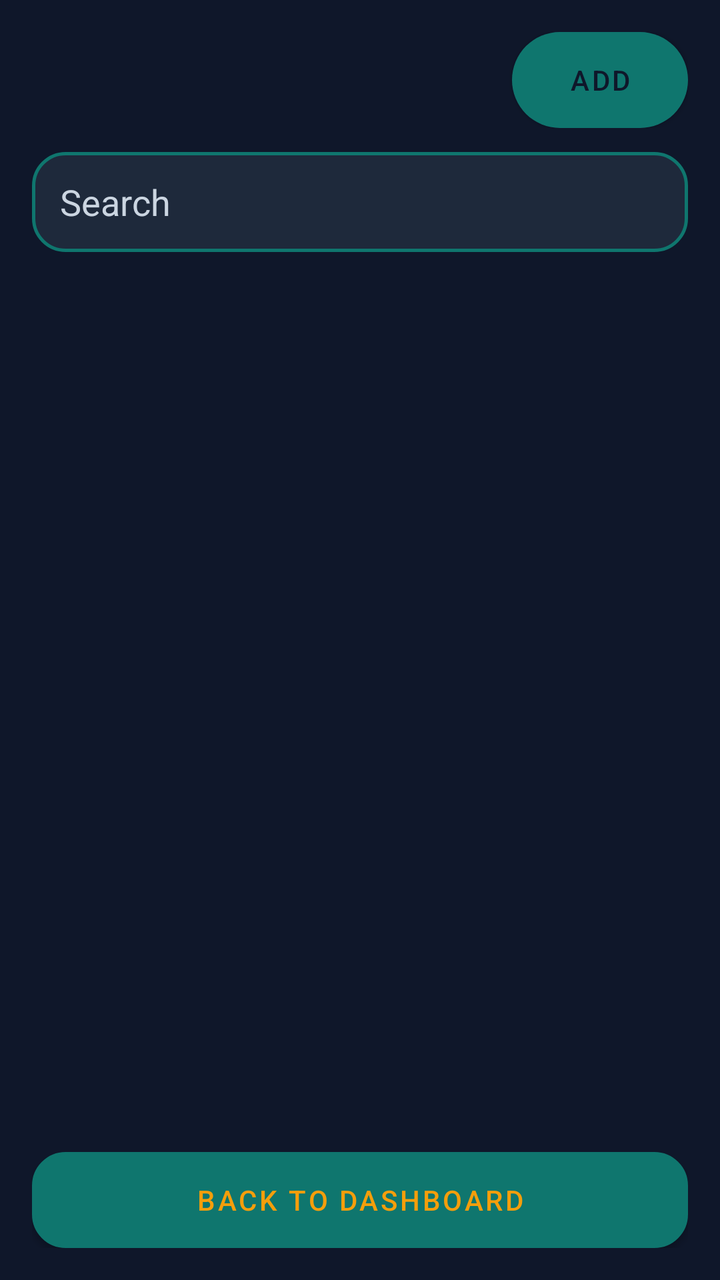
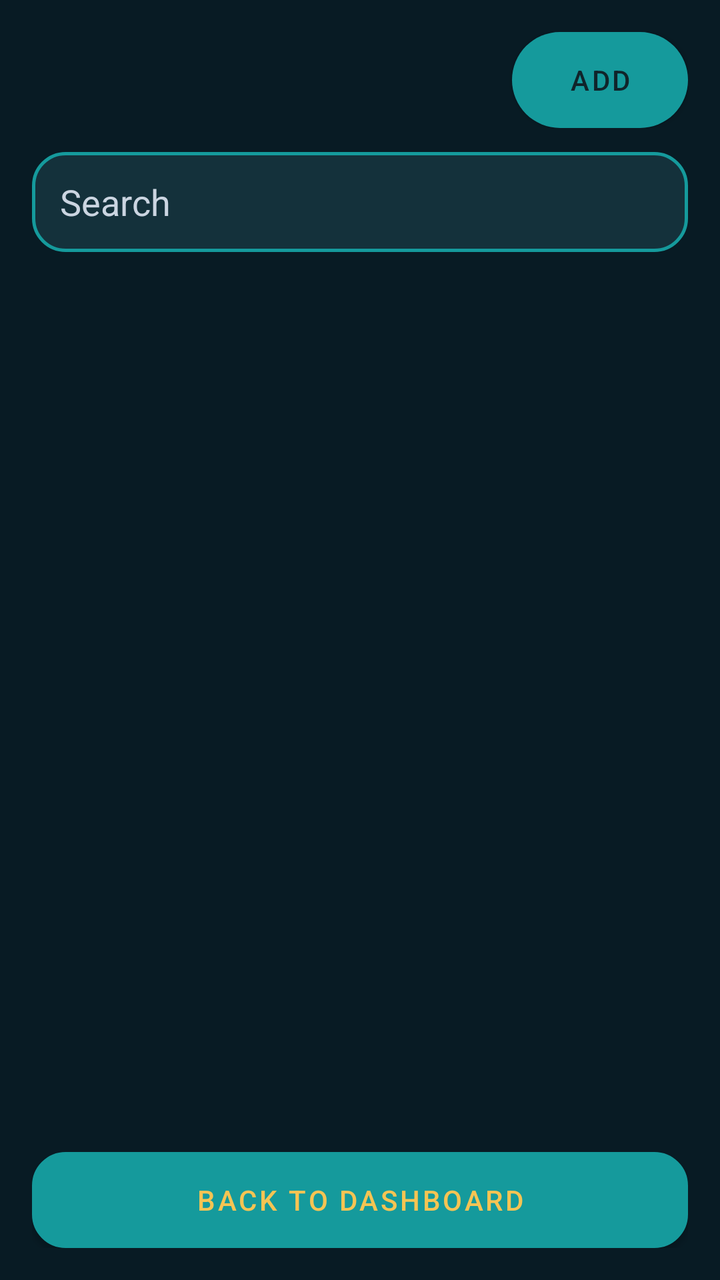

The first picture is an Android layout as it rendered before a commit; the second is the same layout after the commit. The layout source and the unified diff follow.
<!-- AndroidManifest.xml: application theme Theme.JavaGoat -->
<!-- res/layout/activity_admin_list.xml -->
<?xml version="1.0" encoding="utf-8"?>
<LinearLayout xmlns:android="http://schemas.android.com/apk/res/android" android:layout_width="match_parent" android:layout_height="match_parent" android:orientation="vertical" android:padding="16dp" android:background="@color/bg_app">
    <LinearLayout android:layout_width="match_parent" android:layout_height="wrap_content" android:gravity="center_vertical"><TextView android:id="@+id/adminListTitle" android:layout_width="0dp" android:layout_height="wrap_content" android:layout_weight="1" android:textColor="@color/gold" android:textSize="22sp" android:textStyle="bold"/><Button android:id="@+id/adminListAdd" android:layout_width="wrap_content" android:layout_height="wrap_content" android:text="ADD" android:textColor="@color/gold_text_dark" android:background="@drawable/bg_btn_gold"/></LinearLayout>
    <EditText android:id="@+id/adminListSearch" android:layout_width="match_parent" android:layout_height="50dp" android:hint="Search" android:textColor="@color/text_primary" android:textColorHint="@color/text_secondary" android:background="@drawable/bg_input" android:paddingStart="14dp" android:paddingEnd="14dp" android:layout_marginTop="12dp" android:layout_marginBottom="10dp"/>
    <androidx.recyclerview.widget.RecyclerView android:id="@+id/adminRecycler" android:layout_width="match_parent" android:layout_height="0dp" android:layout_weight="1"/>
    <Button android:id="@+id/adminListBack" android:layout_width="match_parent" android:layout_height="48dp" android:text="BACK TO DASHBOARD" android:textColor="@color/gold" android:background="@drawable/bg_btn_outline_red" android:layout_marginTop="10dp"/>
</LinearLayout>
<!-- resources referenced by this layout -->
<resources>
  <color name="bg_app">#0F172A</color>
  <color name="gold">#F59E0B</color>
  <color name="gold_text_dark">#0F172A</color>
  <color name="text_primary">#FFFFFF</color>
  <color name="text_secondary">#CBD5E1</color>
  <!-- drawable bg_btn_gold (drawable) -->
  <shape xmlns:android="http://schemas.android.com/apk/res/android">
      <gradient android:angle="135" android:startColor="#F59E0B" android:endColor="#D97706"/>
      <corners android:radius="28dp"/>
  </shape>
  <!-- drawable bg_btn_outline_red (drawable) -->
  <shape xmlns:android="http://schemas.android.com/apk/res/android">
      <solid android:color="#251243"/>
      <stroke android:width="1.5dp" android:color="#FF5A5F"/>
      <corners android:radius="16dp"/>
  </shape>
  <!-- drawable bg_input (drawable) -->
  <shape xmlns:android="http://schemas.android.com/apk/res/android">
      <solid android:color="@color/card"/>
      <stroke android:width="1.5dp" android:color="@color/primary_purple"/>
      <corners android:radius="16dp"/>
  </shape>
  <style name="Theme.JavaGoat" parent="Theme.MaterialComponents.Light.NoActionBar">
          <item name="colorPrimary">@color/primary_purple</item>
          <item name="colorPrimaryDark">@color/bg_app</item>
          <item name="colorAccent">@color/gold</item>
          <item name="android:windowBackground">@color/bg_app</item>
          <item name="android:statusBarColor">@color/bg_app</item>
          <item name="android:windowLightStatusBar">false</item>
          <item name="android:navigationBarColor">@color/surface</item>
          <item name="android:windowLightNavigationBar" tools:targetApi="o_mr1">false</item>
      </style>
  <color name="card">#1E293B</color>
  <color name="primary_purple">#0F766E</color>
  <color name="surface">#134E4A</color>
</resources>

<!-- the commit's change to res/layout/activity_admin_list.xml (unified diff, before → after) -->
@@ -2,6 +2,7 @@
 <LinearLayout xmlns:android="http://schemas.android.com/apk/res/android" android:layout_width="match_parent" android:layout_height="match_parent" android:orientation="vertical" android:padding="16dp" android:background="@color/bg_app">
     <LinearLayout android:layout_width="match_parent" android:layout_height="wrap_content" android:gravity="center_vertical"><TextView android:id="@+id/adminListTitle" android:layout_width="0dp" android:layout_height="wrap_content" android:layout_weight="1" android:textColor="@color/gold" android:textSize="22sp" android:textStyle="bold"/><Button android:id="@+id/adminListAdd" android:layout_width="wrap_content" android:layout_height="wrap_content" android:text="ADD" android:textColor="@color/gold_text_dark" android:background="@drawable/bg_btn_gold"/></LinearLayout>
     <EditText android:id="@+id/adminListSearch" android:layout_width="match_parent" android:layout_height="50dp" android:hint="Search" android:textColor="@color/text_primary" android:textColorHint="@color/text_secondary" android:background="@drawable/bg_input" android:paddingStart="14dp" android:paddingEnd="14dp" android:layout_marginTop="12dp" android:layout_marginBottom="10dp"/>
+    <TextView android:id="@+id/adminListEmpty" android:layout_width="match_parent" android:layout_height="wrap_content" android:text="No quiz results yet." android:textColor="@color/text_secondary" android:gravity="center" android:padding="18dp" android:visibility="gone"/>
     <androidx.recyclerview.widget.RecyclerView android:id="@+id/adminRecycler" android:layout_width="match_parent" android:layout_height="0dp" android:layout_weight="1"/>
     <Button android:id="@+id/adminListBack" android:layout_width="match_parent" android:layout_height="48dp" android:text="BACK TO DASHBOARD" android:textColor="@color/gold" android:background="@drawable/bg_btn_outline_red" android:layout_marginTop="10dp"/>
 </LinearLayout>
<!-- resource entries referenced after the edit -->
@@ -1,8 +1,8 @@
 <!-- resources referenced by this layout -->
 <resources>
-  <color name="bg_app">#0F172A</color>
-  <color name="gold">#F59E0B</color>
-  <color name="gold_text_dark">#0F172A</color>
+  <color name="bg_app">#081B24</color>
+  <color name="gold">#F6C453</color>
+  <color name="gold_text_dark">#10242A</color>
   <color name="text_primary">#FFFFFF</color>
   <color name="text_secondary">#CBD5E1</color>
   <!-- drawable bg_btn_gold (drawable) -->
@@ -32,8 +32,8 @@
           <item name="android:navigationBarColor">@color/surface</item>
           <item name="android:windowLightNavigationBar" tools:targetApi="o_mr1">false</item>
       </style>
-  <color name="card">#1E293B</color>
-  <color name="primary_purple">#0F766E</color>
-  <color name="surface">#134E4A</color>
+  <color name="card">#14313B</color>
+  <color name="primary_purple">#159A9C</color>
+  <color name="surface">#103A45</color>
 </resources>
 
